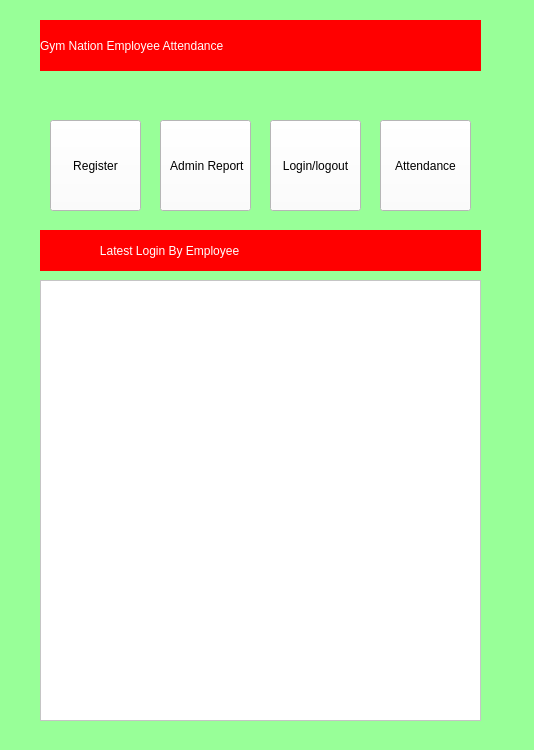
Before: the Qt Designer form main.ui in francisganapin/Employee_Login, drawn with Qt 5.
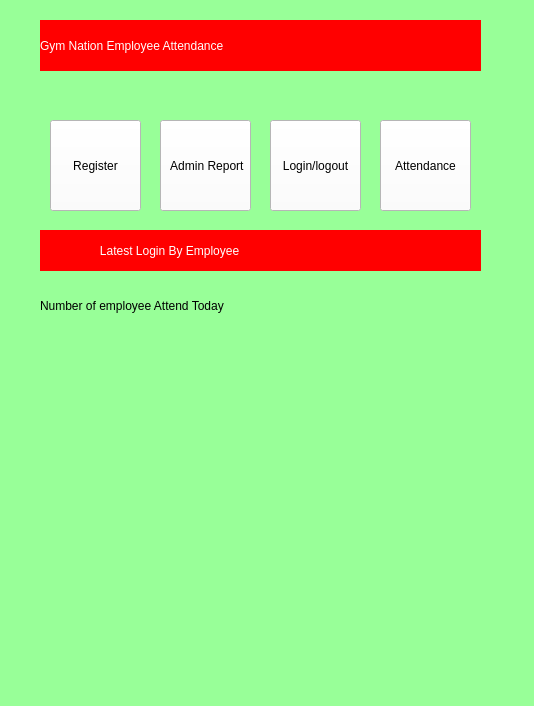
After: the same form once the commit is applied. The open tabs and pages were chosen to show the change.

```diff
--- a/main.ui
+++ b/main.ui
@@ -7,7 +7,7 @@
     <x>0</x>
     <y>0</y>
     <width>534</width>
-    <height>750</height>
+    <height>706</height>
    </rect>
   </property>
   <property name="windowTitle">
@@ -66,19 +66,6 @@
       <string>Gym Nation Employee Attendance</string>
      </property>
     </widget>
-    <widget class="QTableView" name="tableView">
-     <property name="geometry">
-      <rect>
-       <x>40</x>
-       <y>280</y>
-       <width>441</width>
-       <height>441</height>
-      </rect>
-     </property>
-     <property name="styleSheet">
-      <string notr="true">background-color:white</string>
-     </property>
-    </widget>
     <widget class="QLabel" name="label_25">
      <property name="geometry">
       <rect>
@@ -145,6 +132,35 @@
       <string>Register</string>
      </property>
     </widget>
+    <widget class="QLabel" name="label_8">
+     <property name="geometry">
+      <rect>
+       <x>40</x>
+       <y>340</y>
+       <width>201</width>
+       <height>71</height>
+      </rect>
+     </property>
+     <property name="text">
+      <string/>
+     </property>
+    </widget>
+    <widget class="QLabel" name="label_9">
+     <property name="geometry">
+      <rect>
+       <x>40</x>
+       <y>290</y>
+       <width>351</width>
+       <height>31</height>
+      </rect>
+     </property>
+     <property name="styleSheet">
+      <string notr="true">font: 900 italic 14pt &quot;Segoe UI&quot;;</string>
+     </property>
+     <property name="text">
+      <string>Number of employee Attend Today</string>
+     </property>
+    </widget>
    </widget>
    <widget class="QWidget" name="employee_login_logout">
     <widget class="QLabel" name="label_7">
```
Left out of the diff: 2 changed lines with no effect on the pictures.
